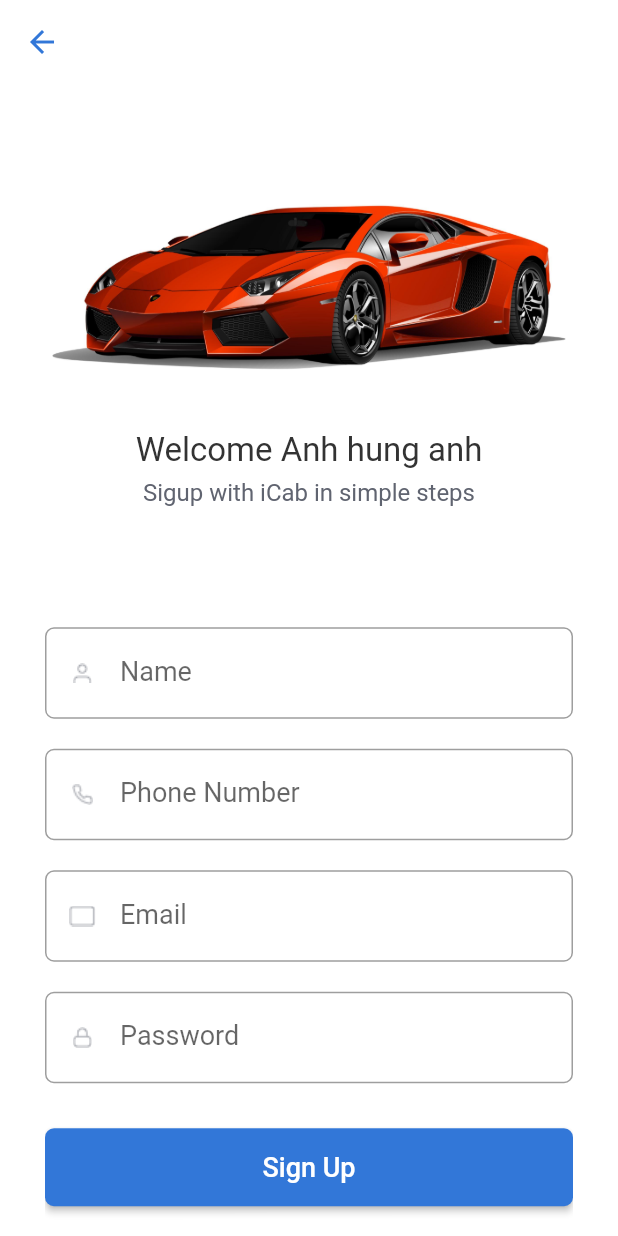
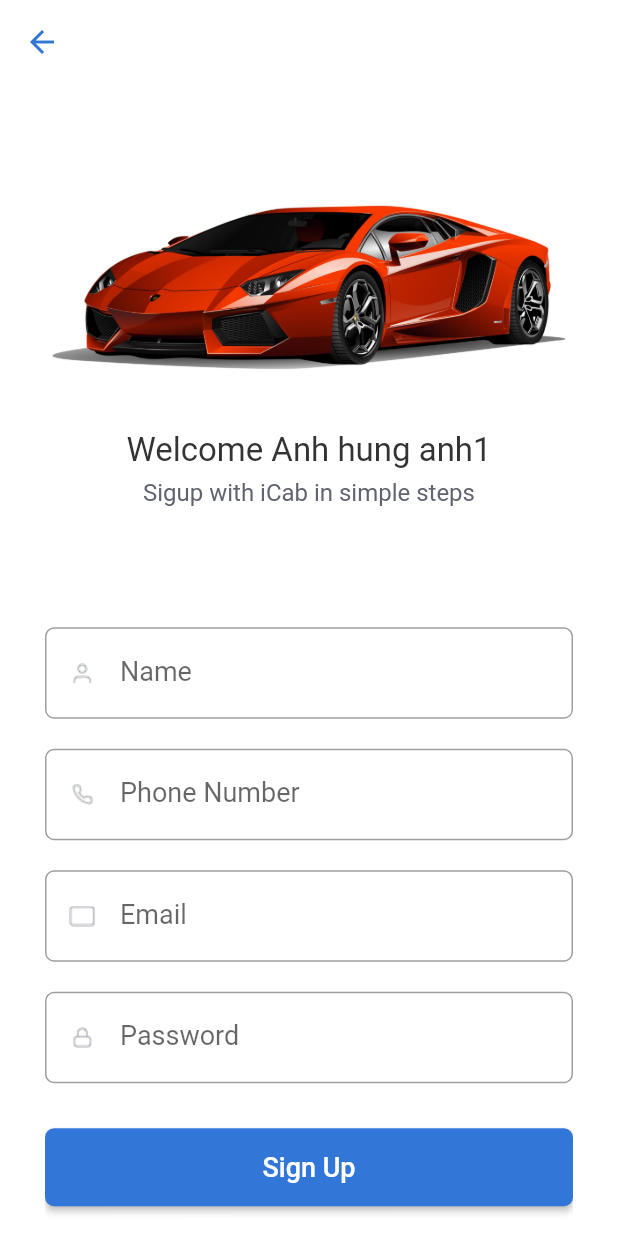
Before and after one commit to MrHungAnh/fluter_app_car, a Flutter app: the RegisterPage screen opened directly, on a phone screen of 412 x 824 dp. Run offline on Flutter 3.47's test engine with Material 2 defaults, Android fonts, the phone set to English and light mode, and no system bars.

Commit message:
text child

```diff
--- a/lib/src/resources/regist_page.dart
+++ b/lib/src/resources/regist_page.dart
@@ -30,7 +30,7 @@ class _RegisterPageState extends State<RegisterPage> {
               Padding(
                 padding: const EdgeInsets.fromLTRB(0, 40, 0, 6),
                 child: Text(
-                  'Welcome Anh hung anh',
+                  'Welcome Anh hung anh1',
                   style: TextStyle(fontSize: 22, color: Color(0xff333333)),
                 ),
               ),
```
